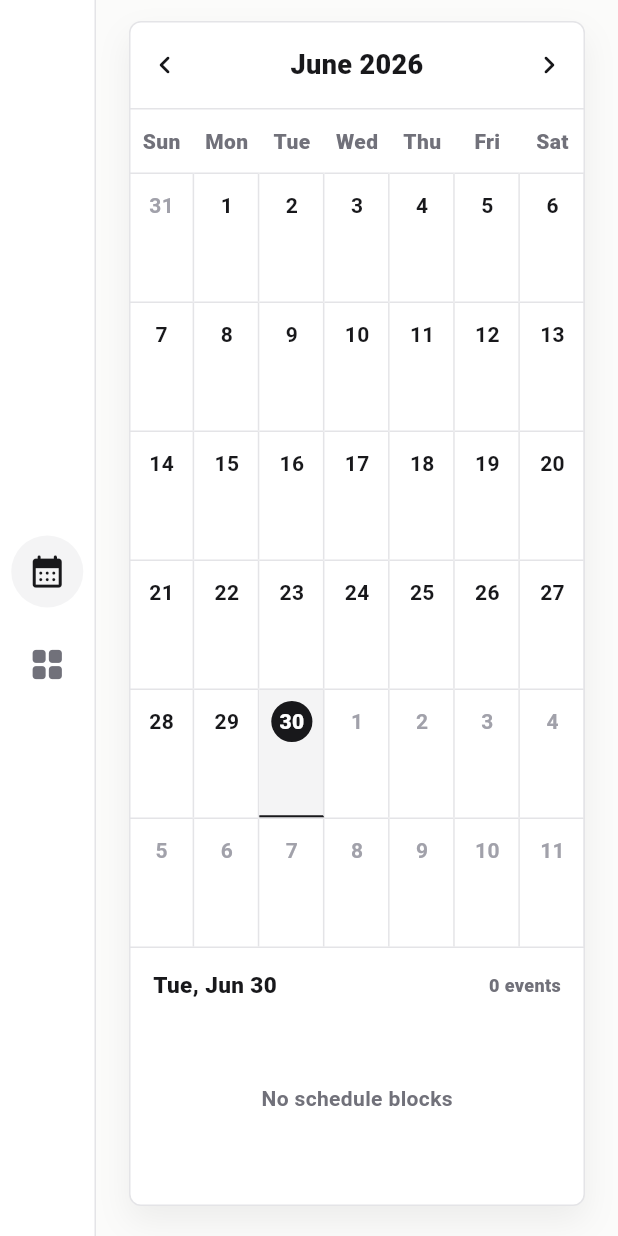
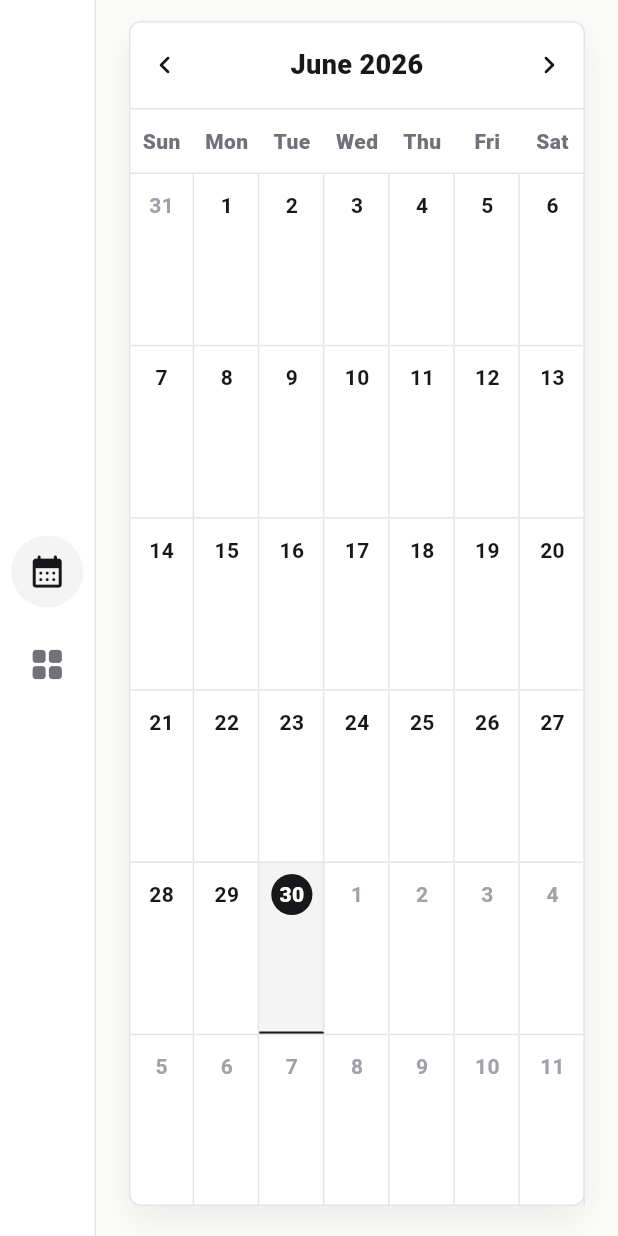
Before and after one commit to tena138/tena-forge, a Flutter app: the CalendarScreen screen opened by its route, on a phone screen of 412 x 824 dp. Run offline on Flutter 3.47's test engine with Material 3 defaults, Android fonts, the phone set to English and light mode, and no system bars; our stand-ins replace flutter_secure_storage, go_router, image_picker, web; missing offline and left inert: flutter_math_fork; accounts and stored records are empty.

Commit message:
Expand mobile calendar layout

```diff
--- a/apps/mobile/lib/screens/calendar_screen.dart
+++ b/apps/mobile/lib/screens/calendar_screen.dart
@@ -112,7 +112,6 @@ class _MonthCalendar extends StatelessWidget {
     final firstVisibleDay = firstDay.subtract(Duration(days: startOffset));
     final today = DateTime.now();
     final monthLabel = DateFormat('MMMM yyyy').format(focusedMonth);
-    final selectedBlocks = _blocksForDay(blocks, selectedDay);
 
     return DecoratedBox(
       decoration: BoxDecoration(
@@ -199,8 +198,6 @@ class _MonthCalendar extends StatelessWidget {
               },
             ),
           ),
-          const Divider(height: 1, color: AppColors.border),
-          _SelectedDayAgenda(day: selectedDay, blocks: selectedBlocks),
         ],
       ),
     );
@@ -345,132 +342,6 @@ class _EventBlock extends StatelessWidget {
   }
 }
 
-class _SelectedDayAgenda extends StatelessWidget {
-  const _SelectedDayAgenda({required this.day, required this.blocks});
-
-  final DateTime day;
-  final List<_CalendarBlock> blocks;
-
-  @override
-  Widget build(BuildContext context) {
-    return SizedBox(
-      height: 172,
-      child: Padding(
-        padding: const EdgeInsets.fromLTRB(16, 14, 16, 16),
-        child: Column(
-          crossAxisAlignment: CrossAxisAlignment.stretch,
-          children: [
-            Row(
-              children: [
-                Text(
-                  DateFormat('EEE, MMM d').format(day),
-                  style: const TextStyle(
-                    color: AppColors.text,
-                    fontSize: 15,
-                    fontWeight: FontWeight.w900,
-                  ),
-                ),
-                const Spacer(),
-                Text(
-                  '${blocks.length} events',
-                  style: const TextStyle(
-                    color: AppColors.muted,
-                    fontSize: 12,
-                    fontWeight: FontWeight.w800,
-                  ),
-                ),
-              ],
-            ),
-            const SizedBox(height: 10),
-            Expanded(
-              child: blocks.isEmpty
-                  ? const Center(
-                      child: Text(
-                        'No schedule blocks',
-                        style: TextStyle(
-                          color: AppColors.muted,
-                          fontWeight: FontWeight.w700,
-                        ),
-                      ),
-                    )
-                  : ListView.separated(
-                      padding: EdgeInsets.zero,
-                      itemCount: blocks.length,
-                      separatorBuilder: (_, _) => const SizedBox(height: 8),
-                      itemBuilder: (context, index) =>
-                          _AgendaBlock(block: blocks[index]),
-                    ),
-            ),
-          ],
-        ),
-      ),
-    );
-  }
-}
-
-class _AgendaBlock extends StatelessWidget {
-  const _AgendaBlock({required this.block});
-
-  final _CalendarBlock block;
-
-  @override
-  Widget build(BuildContext context) {
-    return Container(
-      constraints: const BoxConstraints(minHeight: 46),
-      padding: const EdgeInsets.symmetric(horizontal: 12, vertical: 8),
-      decoration: BoxDecoration(
-        color: block.background,
-        borderRadius: BorderRadius.circular(7),
-        border: Border.all(color: block.border),
-      ),
-      child: Row(
-        children: [
-          SizedBox(
-            width: 76,
-            child: Text(
-              block.timeLabel,
-              style: TextStyle(
-                color: block.foreground,
-                fontSize: 12,
-                fontWeight: FontWeight.w900,
-              ),
-            ),
-          ),
-          const SizedBox(width: 8),
-          Expanded(
-            child: Column(
-              crossAxisAlignment: CrossAxisAlignment.stretch,
-              mainAxisAlignment: MainAxisAlignment.center,
-              children: [
-                Text(
-                  block.title,
-                  maxLines: 1,
-                  overflow: TextOverflow.ellipsis,
-                  style: TextStyle(
-                    color: block.foreground,
-                    fontWeight: FontWeight.w900,
-                  ),
-                ),
-                if (block.detailLabel.isNotEmpty)
-                  Text(
-                    block.detailLabel,
-                    maxLines: 1,
-                    overflow: TextOverflow.ellipsis,
-                    style: TextStyle(
-                      color: block.foreground.withValues(alpha: 0.72),
-                      fontSize: 11,
-                      fontWeight: FontWeight.w700,
-                    ),
-                  ),
-              ],
-            ),
-          ),
-        ],
-      ),
-    );
-  }
-}
-
 class _MoreBlock extends StatelessWidget {
   const _MoreBlock({required this.count});
 
@@ -497,7 +368,6 @@ class _CalendarBlock {
     required this.border,
     required this.foreground,
     this.endsAt,
-    this.detailLabel = '',
     this.allDay = false,
   });
 
@@ -507,7 +377,6 @@ class _CalendarBlock {
   final Color background;
   final Color border;
   final Color foreground;
-  final String detailLabel;
   final bool allDay;
 
   DateTime get day => startsAt;
@@ -537,7 +406,6 @@ class _CalendarBlock {
               : const Color(0xFF374151),
           border: isClassSchedule ? AppColors.text : const Color(0xFF374151),
           foreground: AppColors.panel,
-          detailLabel: event.className ?? event.eventType,
         ),
       );
     }
@@ -552,7 +420,6 @@ class _CalendarBlock {
           background: AppColors.panelSoft,
           border: AppColors.border,
           foreground: AppColors.text,
-          detailLabel: 'Assignment due',
           allDay: true,
         ),
       );
```
